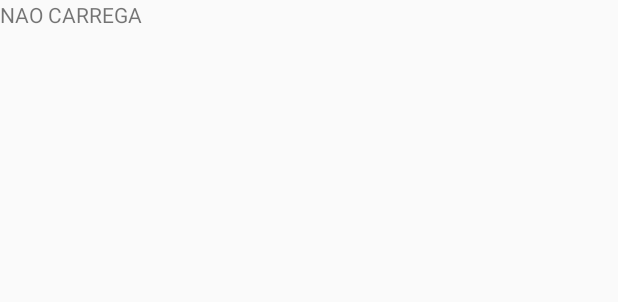
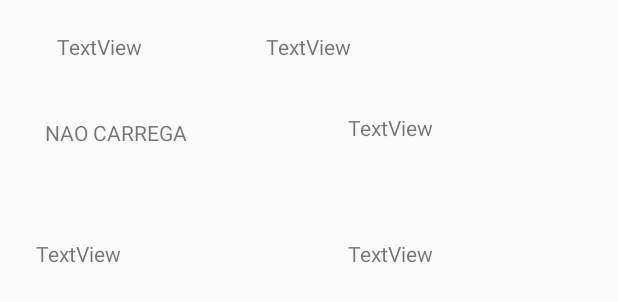
Before and after one commit to Badajaz/ActivityGO, an Android app: the layout fragment_run_estatistics.xml on its own in the app's theme, with its tools: preview values and no code run, on a phone screen of 412 x 824 dp. Shown: the top 302 px of the screen. Run offline under Robolectric (Android 15) with nearby library versions, the phone set to English and light mode, and no system bars.

Commit message:
dados da corrida passam os valores para o novo fragmento
os dados já passa  de um fragmento para outro. é necessário ajustar o xml.Para alem disso aquilo é codigo da pedrada devemos ter que identificar qual o botão que ta a ser passado para ele passar os dados que são correspondentes ao botão

```diff
--- a/androidProjects - copia/app/src/main/res/layout/fragment_run_estatistics.xml
+++ b/androidProjects - copia/app/src/main/res/layout/fragment_run_estatistics.xml
@@ -1,5 +1,5 @@
 <?xml version="1.0" encoding="utf-8"?>
-<FrameLayout xmlns:android="http://schemas.android.com/apk/res/android"
+<RelativeLayout xmlns:android="http://schemas.android.com/apk/res/android"
     xmlns:tools="http://schemas.android.com/tools"
     android:layout_width="match_parent"
     android:layout_height="match_parent"
@@ -11,6 +11,58 @@
         android:id="@+id/duracaoEst"
         android:layout_width="wrap_content"
         android:layout_height="wrap_content"
+        android:layout_alignTop="@+id/duracaoValue"
+        android:layout_alignParentStart="true"
+        android:layout_marginStart="30dp"
+        android:layout_marginTop="3dp"
         android:text="NAO CARREGA" />
 
-</FrameLayout>
+    <TextView
+        android:id="@+id/dataLabel"
+        android:layout_width="wrap_content"
+        android:layout_height="wrap_content"
+        android:layout_alignParentStart="true"
+        android:layout_alignParentTop="true"
+        android:layout_marginStart="38dp"
+        android:layout_marginTop="21dp"
+        android:layout_weight="1"
+        android:text="TextView" />
+
+    <TextView
+        android:id="@+id/duracaoValue"
+        android:layout_width="wrap_content"
+        android:layout_height="wrap_content"
+        android:layout_alignParentTop="true"
+        android:layout_alignParentEnd="true"
+        android:layout_marginTop="75dp"
+        android:layout_marginEnd="123dp"
+        android:text="TextView" />
+
+    <TextView
+        android:id="@+id/dataValue"
+        android:layout_width="wrap_content"
+        android:layout_height="wrap_content"
+        android:layout_alignBottom="@+id/dataLabel"
+        android:layout_centerHorizontal="true"
+        android:layout_marginBottom="0dp"
+        android:text="TextView" />
+
+    <TextView
+        android:id="@+id/distanciaLabel"
+        android:layout_width="80dp"
+        android:layout_height="wrap_content"
+        android:layout_alignEnd="@+id/dataLabel"
+        android:layout_alignParentTop="true"
+        android:layout_marginTop="159dp"
+        android:layout_marginEnd="-9dp"
+        android:text="TextView" />
+
+    <TextView
+        android:id="@+id/distanciaValue"
+        android:layout_width="wrap_content"
+        android:layout_height="wrap_content"
+        android:layout_alignTop="@+id/distanciaLabel"
+        android:layout_alignEnd="@+id/duracaoValue"
+        android:text="TextView" />
+
+</RelativeLayout>
```
Also changed, not shown: androidProjects - copia/app/src/main/java/com/example/android/activitygo/RunEstatisticsFragment.java (+46 -6 lines), androidProjects - copia/app/src/main/java/com/example/android/activitygo/RunFragment.java (+22 -14 lines).
